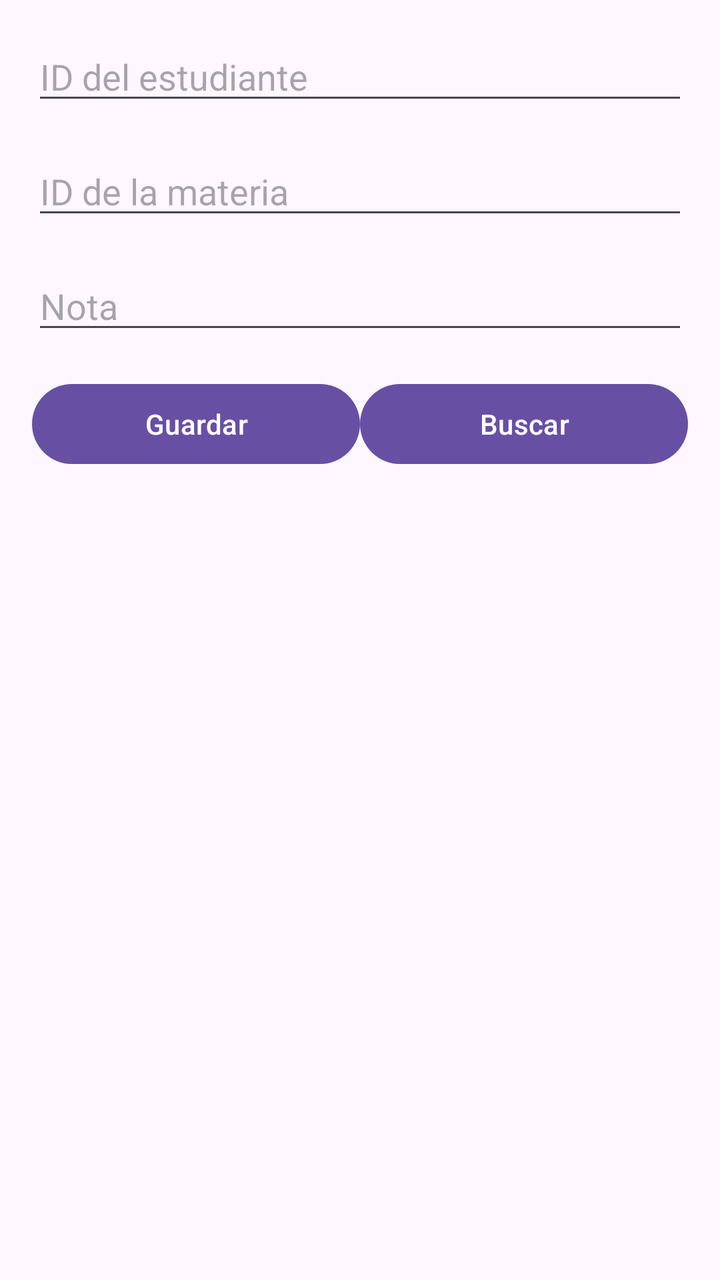
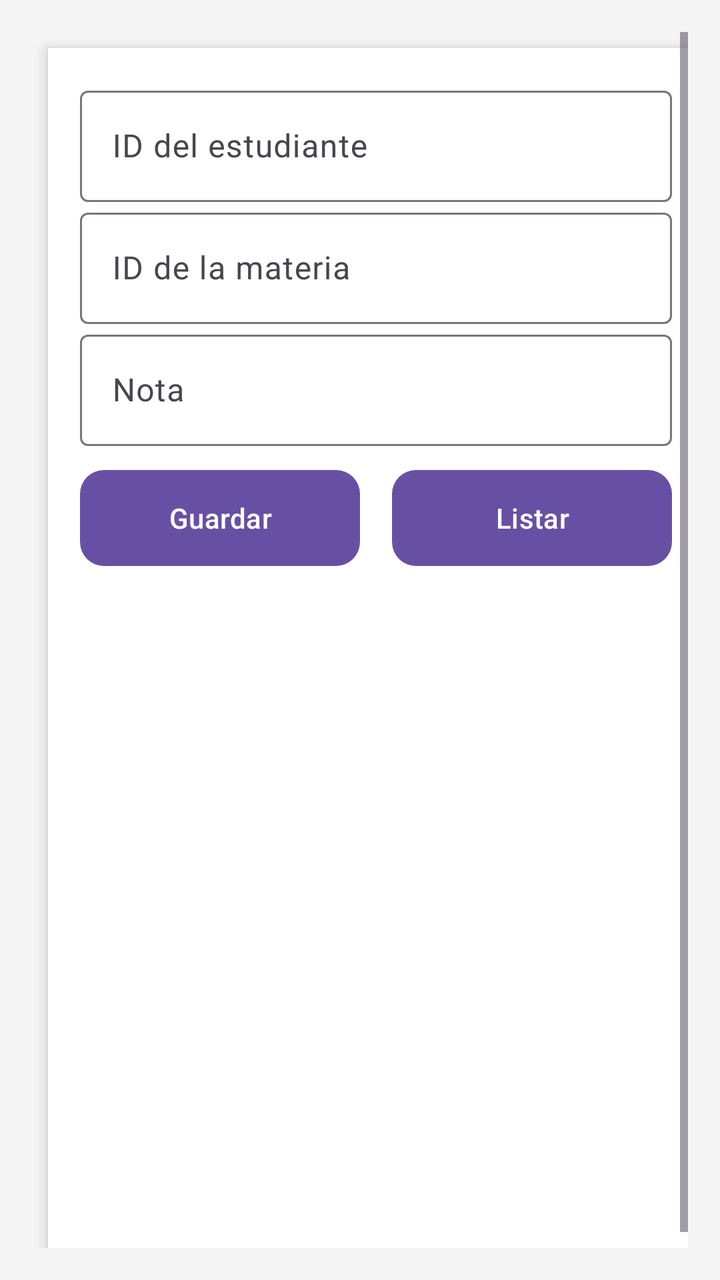

Compare the two renders of this Android layout. The source of the first and the diff that turns it into the second are given below.
<!-- AndroidManifest.xml: application theme Theme.GestionEstudiantes -->
<!-- res/layout/activity_calificacion.xml -->
<?xml version="1.0" encoding="utf-8"?>
<androidx.constraintlayout.widget.ConstraintLayout
    xmlns:android="http://schemas.android.com/apk/res/android"
    xmlns:app="http://schemas.android.com/apk/res-auto"
    android:id="@+id/main"
    android:layout_width="match_parent"
    android:layout_height="match_parent">

    
    <EditText
        android:id="@+id/etIdEstudiante"
        android:layout_width="0dp"
        android:layout_height="wrap_content"
        android:hint="@string/etIdEstudiante_hint"
        app:layout_constraintTop_toTopOf="parent"
        app:layout_constraintStart_toStartOf="parent"
        app:layout_constraintEnd_toEndOf="parent"
        android:layout_margin="16dp"/>

    
    <EditText
        android:id="@+id/etIdMateria"
        android:layout_width="0dp"
        android:layout_height="wrap_content"
        android:hint="@string/etIdMateria_hint"
        app:layout_constraintTop_toBottomOf="@id/etIdEstudiante"
        app:layout_constraintStart_toStartOf="parent"
        app:layout_constraintEnd_toEndOf="parent"
        android:layout_margin="16dp"/>

    
    <EditText
        android:id="@+id/etNota"
        android:layout_width="0dp"
        android:layout_height="wrap_content"
        android:hint="@string/etNota_hint"
        android:inputType="numberDecimal"
        app:layout_constraintTop_toBottomOf="@id/etIdMateria"
        app:layout_constraintStart_toStartOf="parent"
        app:layout_constraintEnd_toEndOf="parent"
        android:layout_margin="16dp"/>

    
    <LinearLayout
        android:id="@+id/botoneraCalificaciones"
        android:orientation="horizontal"
        android:layout_width="0dp"
        android:layout_height="wrap_content"
        android:gravity="center"
        app:layout_constraintTop_toBottomOf="@id/etNota"
        app:layout_constraintStart_toStartOf="parent"
        app:layout_constraintEnd_toEndOf="parent"
        android:layout_margin="16dp">

        <Button
            android:id="@+id/btnGuardarCalificacion"
            android:layout_width="0dp"
            android:layout_height="wrap_content"
            android:layout_weight="1"
            android:text="@string/btnGuardarCalificacion"/>

        <Button
            android:id="@+id/btnBuscarCalificacion"
            android:layout_width="0dp"
            android:layout_height="wrap_content"
            android:layout_weight="1"
            android:text="@string/btnBuscarCalificacion"/>
    </LinearLayout>

    
    <ListView
        android:id="@+id/lvCalificaciones"
        android:layout_width="0dp"
        android:layout_height="0dp"
        app:layout_constraintTop_toBottomOf="@id/botoneraCalificaciones"
        app:layout_constraintBottom_toBottomOf="parent"
        app:layout_constraintStart_toStartOf="parent"
        app:layout_constraintEnd_toEndOf="parent"
        android:layout_margin="16dp"/>
</androidx.constraintlayout.widget.ConstraintLayout>
<!-- resources referenced by this layout -->
<resources>
  <string name="btnBuscarCalificacion">Buscar</string>
  <string name="btnGuardarCalificacion">Guardar</string>
  <string name="etIdEstudiante_hint">ID del estudiante</string>
  <string name="etIdMateria_hint">ID de la materia</string>
  <string name="etNota_hint">Nota</string>
  <style name="Theme.GestionEstudiantes" parent="Base.Theme.GestionEstudiantes" />
  <style name="Base.Theme.GestionEstudiantes" parent="Theme.Material3.DayNight.NoActionBar">
          
          
      </style>
</resources>

<!-- the commit's change to res/layout/activity_calificacion.xml (unified diff, before → after) -->
@@ -4,77 +4,122 @@
     xmlns:app="http://schemas.android.com/apk/res-auto"
     android:id="@+id/main"
     android:layout_width="match_parent"
-    android:layout_height="match_parent">
+    android:layout_height="match_parent"
+    android:background="@color/background"
+    android:padding="16dp">
 
     
-    <EditText
-        android:id="@+id/etIdEstudiante"
-        android:layout_width="0dp"
+    <ProgressBar
+        android:id="@+id/progressBar"
+        style="?android:attr/progressBarStyleLarge"
+        android:layout_width="wrap_content"
         android:layout_height="wrap_content"
-        android:hint="@string/etIdEstudiante_hint"
+        android:visibility="gone"
         app:layout_constraintTop_toTopOf="parent"
+        app:layout_constraintBottom_toBottomOf="parent"
         app:layout_constraintStart_toStartOf="parent"
-        app:layout_constraintEnd_toEndOf="parent"
-        android:layout_margin="16dp"/>
+        app:layout_constraintEnd_toEndOf="parent"/>
 
-    
-    <EditText
-        android:id="@+id/etIdMateria"
-        android:layout_width="0dp"
-        android:layout_height="wrap_content"
-        android:hint="@string/etIdMateria_hint"
-        app:layout_constraintTop_toBottomOf="@id/etIdEstudiante"
-        app:layout_constraintStart_toStartOf="parent"
-        app:layout_constraintEnd_toEndOf="parent"
-        android:layout_margin="16dp"/>
-
-    
-    <EditText
-        android:id="@+id/etNota"
-        android:layout_width="0dp"
-        android:layout_height="wrap_content"
-        android:hint="@string/etNota_hint"
-        android:inputType="numberDecimal"
-        app:layout_constraintTop_toBottomOf="@id/etIdMateria"
-        app:layout_constraintStart_toStartOf="parent"
-        app:layout_constraintEnd_toEndOf="parent"
-        android:layout_margin="16dp"/>
-
-    
-    <LinearLayout
-        android:id="@+id/botoneraCalificaciones"
-        android:orientation="horizontal"
-        android:layout_width="0dp"
-        android:layout_height="wrap_content"
-        android:gravity="center"
-        app:layout_constraintTop_toBottomOf="@id/etNota"
-        app:layout_constraintStart_toStartOf="parent"
-        app:layout_constraintEnd_toEndOf="parent"
-        android:layout_margin="16dp">
-
-        <Button
-            android:id="@+id/btnGuardarCalificacion"
-            android:layout_width="0dp"
-            android:layout_height="wrap_content"
-            android:layout_weight="1"
-            android:text="@string/btnGuardarCalificacion"/>
-
-        <Button
-            android:id="@+id/btnBuscarCalificacion"
-            android:layout_width="0dp"
-            android:layout_height="wrap_content"
-            android:layout_weight="1"
-            android:text="@string/btnBuscarCalificacion"/>
-    </LinearLayout>
-
-    
-    <ListView
-        android:id="@+id/lvCalificaciones"
+    <ScrollView
+        android:id="@+id/scrollView"
         android:layout_width="0dp"
         android:layout_height="0dp"
-        app:layout_constraintTop_toBottomOf="@id/botoneraCalificaciones"
+        android:fillViewport="true"
+        app:layout_constraintTop_toTopOf="parent"
         app:layout_constraintBottom_toBottomOf="parent"
         app:layout_constraintStart_toStartOf="parent"
-        app:layout_constraintEnd_toEndOf="parent"
-        android:layout_margin="16dp"/>
+        app:layout_constraintEnd_toEndOf="parent">
+
+        <LinearLayout
+            android:layout_width="match_parent"
+            android:layout_height="wrap_content"
+            android:orientation="vertical"
+            android:background="@color/white"
+            android:elevation="4dp"
+            android:padding="16dp"
+            android:layout_margin="8dp">
+
+            
+            <com.google.android.material.textfield.TextInputLayout
+                android:layout_width="match_parent"
+                android:layout_height="wrap_content"
+                android:hint="@string/etIdEstudiante_hint">
+
+                <com.google.android.material.textfield.TextInputEditText
+                    android:id="@+id/etIdEstudiante"
+                    android:layout_width="match_parent"
+                    android:layout_height="wrap_content"
+                    android:textColor="@color/text_primary"/>
+            </com.google.android.material.textfield.TextInputLayout>
+
+            
+            <com.google.android.material.textfield.TextInputLayout
+                android:layout_width="match_parent"
+                android:layout_height="wrap_content"
+                android:hint="@string/etIdMateria_hint">
+
+                <com.google.android.material.textfield.TextInputEditText
+                    android:id="@+id/etIdMateria"
+                    android:layout_width="match_parent"
+                    android:layout_height="wrap_content"
+                    android:textColor="@color/text_primary"/>
+            </com.google.android.material.textfield.TextInputLayout>
+
+            
+            <com.google.android.material.textfield.TextInputLayout
+                android:layout_width="match_parent"
+                android:layout_height="wrap_content"
+                android:hint="@string/etNota_hint">
+
+                <com.google.android.material.textfield.TextInputEditText
+                    android:id="@+id/etNota"
+                    android:layout_width="match_parent"
+                    android:layout_height="wrap_content"
+                    android:inputType="numberDecimal"
+                    android:textColor="@color/text_primary"/>
+            </com.google.android.material.textfield.TextInputLayout>
+
+            
+            <LinearLayout
+                android:layout_width="match_parent"
+                android:layout_height="wrap_content"
+                android:orientation="horizontal"
+                android:gravity="center"
+                android:layout_marginTop="12dp">
+
+                <Button
+                    android:id="@+id/btnGuardarCalificacion"
+                    android:layout_width="0dp"
+                    android:layout_height="wrap_content"
+                    android:layout_weight="1"
+                    android:text="@string/btnGuardarCalificacion"
+                    android:backgroundTint="@color/primary"
+                    android:textColor="@color/white"
+                    android:background="@drawable/rounded_button"
+                    android:layout_marginEnd="8dp"/>
+
+                <Button
+                    android:id="@+id/btnBuscarCalificacion"
+                    android:layout_width="0dp"
+                    android:layout_height="wrap_content"
+                    android:layout_weight="1"
+                    android:text="@string/btnBuscarCalificacion"
+                    android:backgroundTint="@color/primary_light"
+                    android:textColor="@color/white"
+                    android:background="@drawable/rounded_button"
+                    android:layout_marginStart="8dp"/>
+            </LinearLayout>
+
+            
+            <ListView
+                android:id="@+id/lvCalificaciones"
+                android:layout_width="match_parent"
+                android:layout_height="wrap_content"
+                android:layout_marginTop="16dp"
+                android:divider="@android:color/darker_gray"
+                android:dividerHeight="1dp" />
+        </LinearLayout>
+
+    </ScrollView>
+
 </androidx.constraintlayout.widget.ConstraintLayout>
<!-- resource entries referenced after the edit -->
@@ -1,6 +1,16 @@
 <!-- resources referenced by this layout -->
 <resources>
-  <string name="btnBuscarCalificacion">Buscar</string>
+  <color name="background">#F5F5F5</color>
+  <color name="primary">#1976D2</color>
+  <color name="primary_light">#63A4FF</color>
+  <color name="text_primary">#212121</color>
+  <color name="white">#FFFFFF</color>
+  <!-- drawable rounded_button (drawable) -->
+  <shape xmlns:android="http://schemas.android.com/apk/res/android" android:shape="rectangle">
+      <solid android:color="?attr/colorPrimary" />
+      <corners android:radius="12dp" />
+  </shape>
+  <string name="btnBuscarCalificacion">Listar</string>
   <string name="btnGuardarCalificacion">Guardar</string>
   <string name="etIdEstudiante_hint">ID del estudiante</string>
   <string name="etIdMateria_hint">ID de la materia</string>
